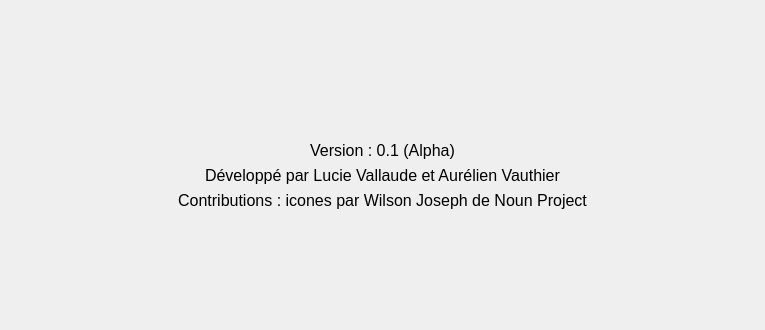
Above: aboutdialog.ui from Neilero/QtProject before the change. Below: the same form after it.
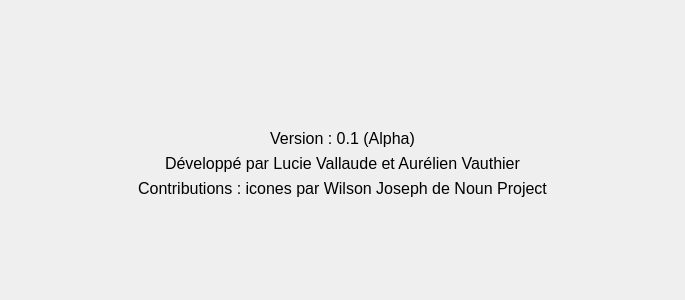
That is the form after the change. Icons and pictures are not drawn.

What changed in the file:
```diff
--- a/aboutdialog.ui
+++ b/aboutdialog.ui
@@ -6,14 +6,27 @@
    <rect>
     <x>0</x>
     <y>0</y>
-    <width>765</width>
-    <height>330</height>
+    <width>685</width>
+    <height>300</height>
    </rect>
   </property>
   <property name="windowTitle">
    <string>Dialog</string>
   </property>
-  <layout class="QFormLayout" name="formLayout">
+  <layout class="QGridLayout" name="gridLayout">
+   <item row="0" column="1">
+    <spacer name="horizontalSpacer">
+     <property name="orientation">
+      <enum>Qt::Horizontal</enum>
+     </property>
+     <property name="sizeHint" stdset="0">
+      <size>
+       <width>40</width>
+       <height>20</height>
+      </size>
+     </property>
+    </spacer>
+   </item>
    <item row="0" column="0">
     <widget class="QLabel" name="label">
      <property name="text">
@@ -24,7 +37,7 @@
      </property>
     </widget>
    </item>
-   <item row="0" column="1">
+   <item row="0" column="2">
     <widget class="QLabel" name="label_2">
      <property name="text">
       <string/>
@@ -34,7 +47,20 @@
      </property>
     </widget>
    </item>
-   <item row="3" column="0" colspan="2">
+   <item row="2" column="0" colspan="3">
+    <spacer name="verticalSpacer">
+     <property name="orientation">
+      <enum>Qt::Vertical</enum>
+     </property>
+     <property name="sizeHint" stdset="0">
+      <size>
+       <width>20</width>
+       <height>40</height>
+      </size>
+     </property>
+    </spacer>
+   </item>
+   <item row="3" column="0" colspan="3">
     <widget class="QLabel" name="label_4">
      <property name="font">
       <font>
@@ -49,7 +75,7 @@
      </property>
     </widget>
    </item>
-   <item row="4" column="0" colspan="2">
+   <item row="5" column="0" colspan="3">
     <widget class="QLabel" name="label_3">
      <property name="font">
       <font>
@@ -64,7 +90,7 @@
      </property>
     </widget>
    </item>
-   <item row="5" column="0" colspan="2">
+   <item row="6" column="0" colspan="3">
     <widget class="QLabel" name="label_5">
      <property name="font">
       <font>
@@ -79,20 +105,7 @@
      </property>
     </widget>
    </item>
-   <item row="2" column="0" colspan="2">
-    <spacer name="verticalSpacer">
-     <property name="orientation">
-      <enum>Qt::Vertical</enum>
-     </property>
-     <property name="sizeHint" stdset="0">
-      <size>
-       <width>20</width>
-       <height>40</height>
-      </size>
-     </property>
-    </spacer>
-   </item>
-   <item row="6" column="0" colspan="2">
+   <item row="7" column="0" colspan="3">
     <spacer name="verticalSpacer_2">
      <property name="orientation">
       <enum>Qt::Vertical</enum>
```
